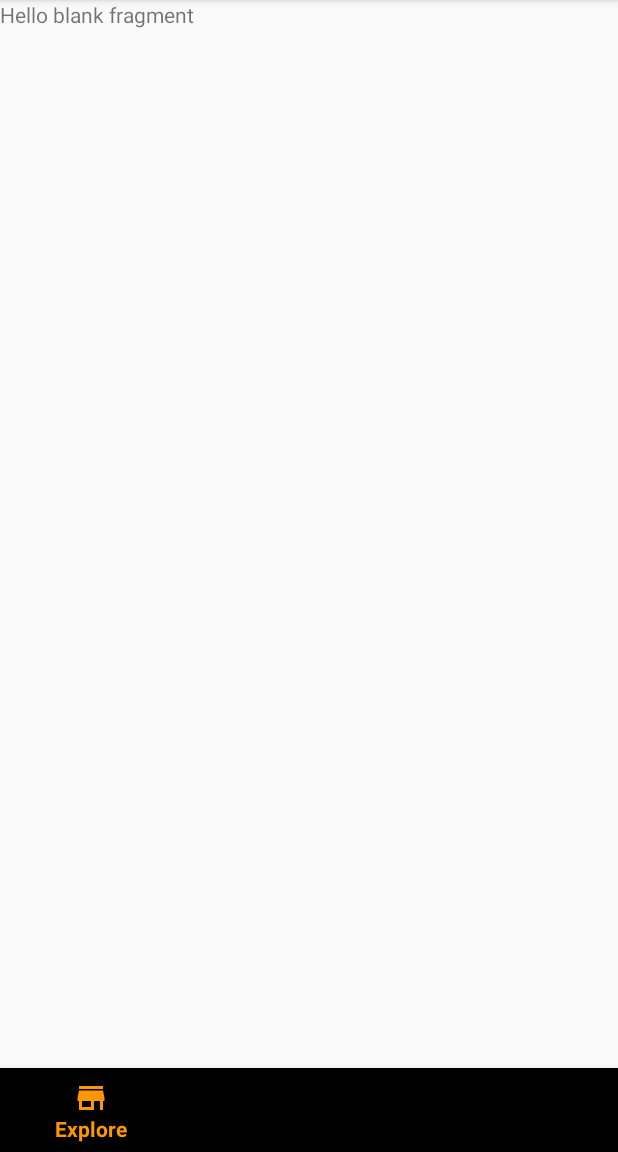
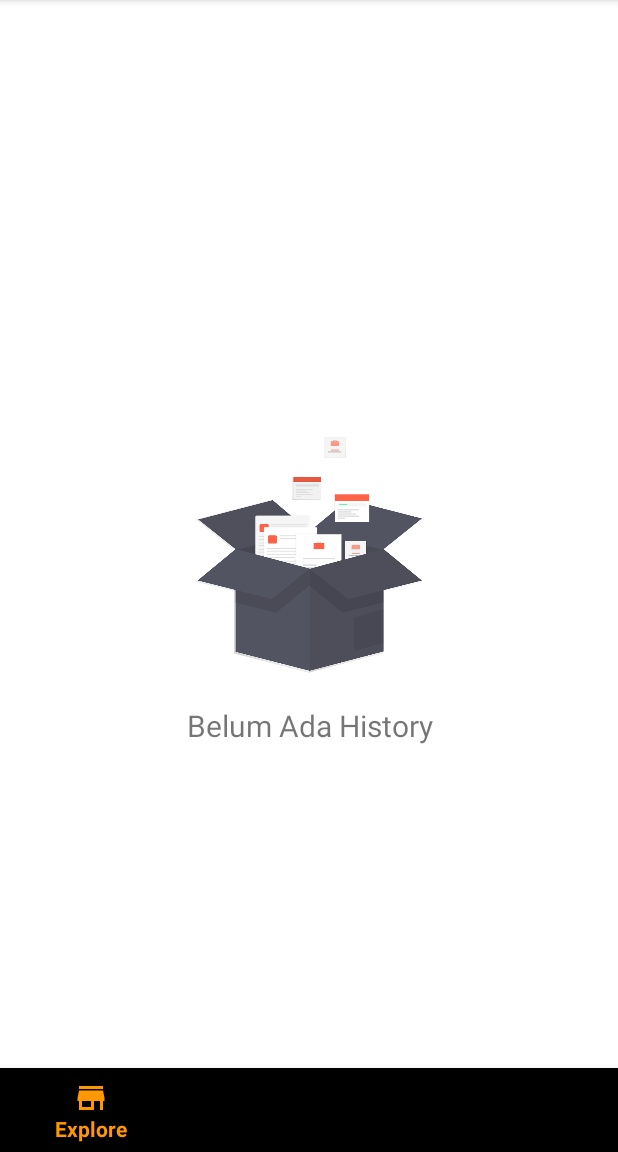
Before and after one commit to triandamai/sewaApp, an Android app: the fragment fragment_history_proses placed in its activity, on a phone screen of 412 x 824 dp, the part 84-1236 px from its top. Run offline under Robolectric (Android 15) with nearby library versions, the phone set to English and light mode, and no system bars; our stand-ins replace ButterKnife, Firebase (no records; nobody signed in at launch, a user with empty details on screens opened directly).

Commit message:
tambah 5

```diff
--- a/app/src/main/java/com/pmo/sewaapp/globalval.java
+++ b/app/src/main/java/com/pmo/sewaapp/globalval.java
@@ -5,5 +5,5 @@ public class globalval {
     public static String TABLE_TOKO = "TOKO";
     public static String TABLE_BARANG = "BARANG";
     public static String TABLE_TRANSAKSI = "TRANSAKSI";
-    public static String TABLE_KATGORI = "";
+    public static String TABLE_KATEGORI = "KATEGORI";
 }
--- a/app/src/main/java/com/pmo/sewaapp/penyedia/fragment_history_proses.java
+++ b/app/src/main/java/com/pmo/sewaapp/penyedia/fragment_history_proses.java
@@ -1,24 +1,46 @@
 package com.pmo.sewaapp.penyedia;
 
-import android.content.Context;
-import android.net.Uri;
 import android.os.Bundle;
-
-import androidx.fragment.app.Fragment;
-
 import android.view.LayoutInflater;
 import android.view.View;
 import android.view.ViewGroup;
+import android.widget.LinearLayout;
 
+import androidx.annotation.NonNull;
+import androidx.fragment.app.Fragment;
+import androidx.recyclerview.widget.LinearLayoutManager;
+import androidx.recyclerview.widget.RecyclerView;
+
+import com.google.firebase.auth.FirebaseAuth;
+import com.google.firebase.database.DataSnapshot;
+import com.google.firebase.database.DatabaseError;
+import com.google.firebase.database.DatabaseReference;
+import com.google.firebase.database.FirebaseDatabase;
+import com.google.firebase.database.ValueEventListener;
 import com.pmo.sewaapp.R;
+import com.pmo.sewaapp.adapters.adapter_list_history;
+import com.pmo.sewaapp.globalval;
+import com.pmo.sewaapp.models.transaksimodel;
+
+import java.util.ArrayList;
+import java.util.List;
+
+import butterknife.BindView;
+import butterknife.ButterKnife;
 
 
 public class fragment_history_proses extends Fragment {
 
-    public fragment_history_proses() {
-        // Required empty public constructor
-    }
-
+    @BindView(R.id.rv_history)
+    RecyclerView rvHistory;
+    @BindView(R.id.lladadata)
+    LinearLayout lladadata;
+    @BindView(R.id.llkosong)
+    LinearLayout llkosong;
+    private DatabaseReference databaseReference = FirebaseDatabase.getInstance().getReference();
+    private FirebaseAuth firebaseAuth = FirebaseAuth.getInstance();
+    private List<transaksimodel> transaksimodels = new ArrayList<>();
+    private adapter_list_history adapter_list_history;
 
     @Override
     public void onCreate(Bundle savedInstanceState) {
@@ -30,7 +52,41 @@ public class fragment_history_proses extends Fragment {
     public View onCreateView(LayoutInflater inflater, ViewGroup container,
                              Bundle savedInstanceState) {
         // Inflate the layout for this fragment
-        return inflater.inflate(R.layout.fragment_history_proses, container, false);
+        View v = LayoutInflater.from(getContext()).inflate(R.layout.fragment_history_proses, container, false);
+        ButterKnife.bind(this, v);
+        fetchData();
+        return v;
+    }
+
+    public void fetchData() {
+        databaseReference.child(globalval.TABLE_TRANSAKSI).addValueEventListener(new ValueEventListener() {
+            @Override
+            public void onDataChange(@NonNull DataSnapshot dataSnapshot) {
+                if (dataSnapshot.exists()) {
+                    lladadata.setVisibility(View.VISIBLE);
+                    llkosong.setVisibility(View.GONE);
+                    for (DataSnapshot data : dataSnapshot.getChildren()) {
+                        transaksimodel transaksimodel;
+                        transaksimodel = data.getValue(transaksimodel.class);
+
+                        transaksimodels.add(transaksimodel);
+                    }
+                    adapter_list_history = new adapter_list_history(getContext(), transaksimodels);
+                    RecyclerView.LayoutManager layoutManager = new LinearLayoutManager(getContext(), LinearLayoutManager.VERTICAL, false);
+                    rvHistory.setLayoutManager(layoutManager);
+                    rvHistory.setAdapter(adapter_list_history);
+                } else {
+                    lladadata.setVisibility(View.GONE);
+                    llkosong.setVisibility(View.VISIBLE);
+                }
+            }
+
+            @Override
+            public void onCancelled(@NonNull DatabaseError databaseError) {
+                lladadata.setVisibility(View.GONE);
+                llkosong.setVisibility(View.VISIBLE);
+            }
+        });
     }
 
 
--- a/app/src/main/java/com/pmo/sewaapp/penyedia/fragment_home.java
+++ b/app/src/main/java/com/pmo/sewaapp/penyedia/fragment_home.java
@@ -1,13 +1,17 @@
 package com.pmo.sewaapp.penyedia;
 
+import android.content.DialogInterface;
 import android.os.Bundle;
 import android.view.LayoutInflater;
 import android.view.View;
 import android.view.ViewGroup;
+import android.widget.Button;
+import android.widget.EditText;
 import android.widget.LinearLayout;
 import android.widget.Toast;
 
 import androidx.annotation.NonNull;
+import androidx.appcompat.app.AlertDialog;
 import androidx.fragment.app.Fragment;
 import androidx.recyclerview.widget.LinearLayoutManager;
 import androidx.recyclerview.widget.RecyclerView;
@@ -20,8 +24,10 @@ import com.google.firebase.database.FirebaseDatabase;
 import com.google.firebase.database.ValueEventListener;
 import com.pmo.sewaapp.R;
 import com.pmo.sewaapp.adapters.adapter_list_barang_terbaru;
+import com.pmo.sewaapp.adapters.adapterkategori;
 import com.pmo.sewaapp.globalval;
 import com.pmo.sewaapp.models.barangmodel;
+import com.pmo.sewaapp.models.kategorimodel;
 
 import java.util.ArrayList;
 import java.util.List;
@@ -36,16 +42,20 @@ public class fragment_home extends Fragment {
     LinearLayout dataKosong;
     @BindView(R.id.rv_barang_terbaru)
     RecyclerView rvBarangTerbaru;
+    @BindView(R.id.btn_add)
+    Button btnAdd;
+    @BindView(R.id.rv_kategori)
+    RecyclerView rvKategori;
 
     private DatabaseReference databaseReference = FirebaseDatabase.getInstance().getReference();
     private FirebaseAuth firebaseAuth = FirebaseAuth.getInstance();
     private List<barangmodel> listBarang = new ArrayList<>();
+    private List<kategorimodel> kategorimodelList = new ArrayList<>();
     private adapter_list_barang_terbaru adapter;
-
-    public fragment_home() {
-        // Required empty public constructor
-    }
-
+    private adapterkategori adapterkategori;
+    AlertDialog.Builder dialog;
+    LayoutInflater inflater;
+    View dialogView;
 
 
     @Override
@@ -61,7 +71,38 @@ public class fragment_home extends Fragment {
         ButterKnife.bind(this, v);
 
         fetchTerbaru();
+        fetchKatgori();
         return v;
+    }
+
+    public void fetchKatgori() {
+        databaseReference.child(globalval.TABLE_KATEGORI).addValueEventListener(new ValueEventListener() {
+            @Override
+            public void onDataChange(@NonNull DataSnapshot dataSnapshot) {
+                if (dataSnapshot.exists()) {
+                    for (DataSnapshot data : dataSnapshot.getChildren()) {
+                        kategorimodel kategorimodel;
+                        kategorimodel = data.getValue(kategorimodel.class);
+                        kategorimodel.setIdkategori(data.getKey().toString());
+                        assert kategorimodel != null;
+                        kategorimodelList.add(kategorimodel);
+                    }
+
+                    adapterkategori = new adapterkategori(getContext(), kategorimodelList);
+                    RecyclerView.LayoutManager layoutManager = new LinearLayoutManager(getContext(), LinearLayoutManager.HORIZONTAL, false);
+                    rvKategori.setLayoutManager(layoutManager);
+                    rvKategori.setAdapter(adapterkategori);
+
+                } else {
+
+                }
+            }
+
+            @Override
+            public void onCancelled(@NonNull DatabaseError databaseError) {
+
+            }
+        });
     }
 
     public void fetchTerbaru() {
@@ -96,4 +137,37 @@ public class fragment_home extends Fragment {
             }
         });
     }
+
+    private void DialogForm() {
+        dialog = new AlertDialog.Builder(getContext());
+        inflater = getLayoutInflater();
+        dialogView = inflater.inflate(R.layout.item_add_kategori,null);
+        dialog.setView(dialogView);
+        dialog.setCancelable(true);
+        dialog.setTitle("Tambah Kategori");
+        EditText nama = dialogView.findViewById(R.id.nama_kategori);
+
+        dialog.setPositiveButton("SIMPAN", new DialogInterface.OnClickListener() {
+            @Override
+            public void onClick(DialogInterface dialog, int which) {
+                String id = databaseReference.push().getKey();
+                kategorimodel kategorimodel = new kategorimodel();
+                kategorimodel.setIdkategori(id);
+                kategorimodel.setNamakategori(nama.getText().toString());
+                databaseReference.child(globalval.TABLE_KATEGORI).child(id).setValue(kategorimodel);
+            }
+        });
+        dialog.setNegativeButton("BATAL", new DialogInterface.OnClickListener() {
+            @Override
+            public void onClick(DialogInterface dialog, int which) {
+                dialog.dismiss();
+            }
+        });
+
+        dialog.show();
+    }
+    @OnClick(R.id.btn_add)
+    public void onViewClicked() {
+        DialogForm();
+    }
 }
--- a/app/src/main/res/layout/fragment_history_proses.xml
+++ b/app/src/main/res/layout/fragment_history_proses.xml
@@ -4,11 +4,34 @@
     android:layout_width="match_parent"
     android:layout_height="match_parent"
     tools:context=".penyedia.fragment_history_proses">
-
-    <!-- TODO: Update blank fragment layout -->
-    <TextView
+    <LinearLayout
+        android:id="@+id/lladadata"
+        android:layout_width="match_parent"
+        android:layout_height="wrap_content"
+        android:background="#ffff"
+        android:orientation="vertical">
+        <androidx.recyclerview.widget.RecyclerView
+            android:id="@+id/rv_history"
+            android:layout_width="match_parent"
+            android:layout_height="match_parent"/>
+    </LinearLayout>
+    <LinearLayout
+        android:id="@+id/llkosong"
         android:layout_width="match_parent"
         android:layout_height="match_parent"
-        android:text="@string/hello_blank_fragment" />
+        android:background="#ffff"
+        android:gravity="center"
+        android:orientation="vertical">
+        <ImageView
+            android:layout_width="200dp"
+            android:layout_height="200dp"
+            android:src="@drawable/barang_kosong"/>
+        <TextView
+            android:layout_width="match_parent"
+            android:layout_height="wrap_content"
+            android:textSize="20sp"
+            android:textAlignment="center"
+            android:text="Belum Ada History"/>
+    </LinearLayout>
 
 </FrameLayout>
```
Also changed, not shown: app/src/main/java/com/pmo/sewaapp/adapters/adapterkategori.java (added, +56 -0 lines), app/src/main/java/com/pmo/sewaapp/models/kategorimodel.java (added, +29 -0 lines), app/src/main/java/com/pmo/sewaapp/penyedia/fragment_history_gagal.java (+64 -6 lines), app/src/main/java/com/pmo/sewaapp/penyedia/fragment_history_selesai.java (+63 -11 lines), app/src/main/res/layout/fragment_history_gagal.xml (+28 -3 lines), app/src/main/res/layout/fragment_history_selesai.xml (+27 -3 lines), app/src/main/res/layout/fragment_home.xml (+21 -5 lines), app/src/main/res/layout/item_add_kategori.xml (added, +22 -0 lines), app/src/main/res/layout/item_kategori.xml (added, +14 -0 lines).
